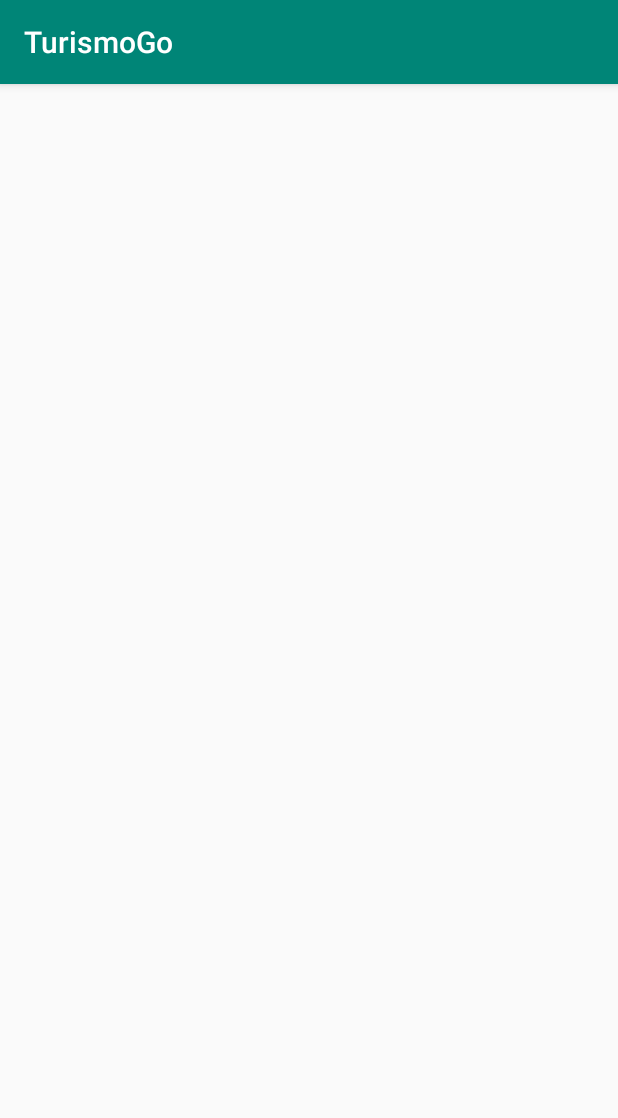
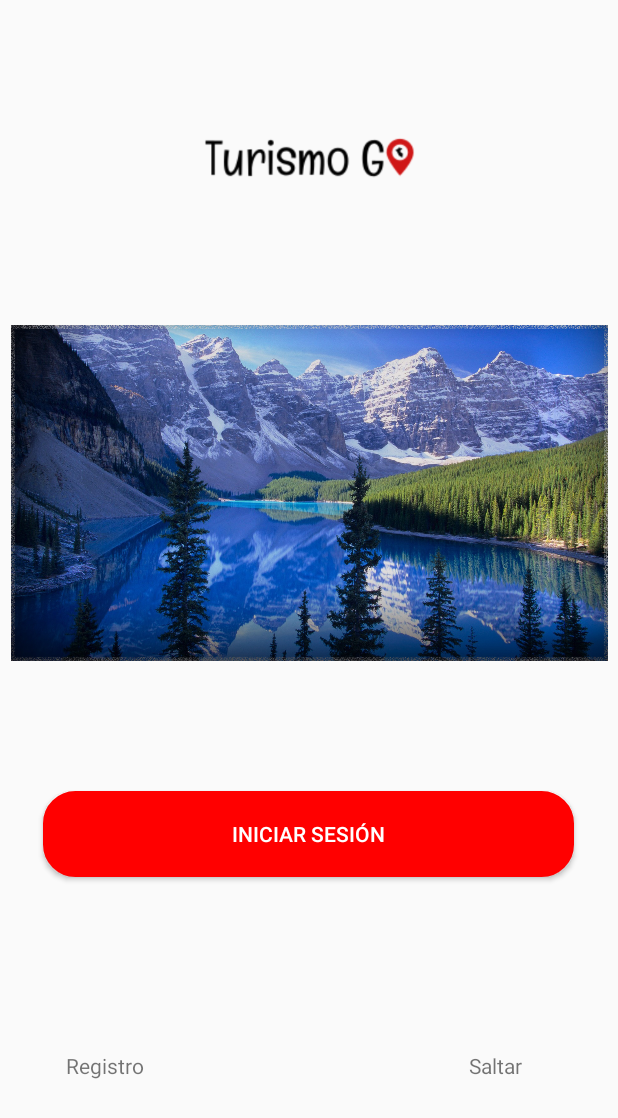
Before and after one commit to JosueDurand96/Hackatrix2019, an Android app: the screen it shows after launch (LoginActivity), on a phone screen of 412 x 824 dp. Shown: the top 1118 px of the screen. Run offline under Robolectric (Android 15) with nearby library versions, the phone set to English and light mode, and no system bars.

Commit message:
splash/login

```diff
--- /dev/null
+++ b/app/src/main/res/drawable/borde_redondo.xml
@@ -0,0 +1,14 @@
+<?xml version="1.0" encoding="utf-8"?>
+<shape xmlns:android="http://schemas.android.com/apk/res/android" android:shape="rectangle">
+  <solid android:color="#FF0000"/>
+
+  <stroke android:width="3dp"
+    android:color="#FF0000"/>
+
+  <padding android:left="1dp"
+    android:top="1dp"
+    android:right="1dp"
+    android:bottom="1dp"/>
+
+  <corners android:radius="30px"/>
+</shape>
--- a/app/src/main/res/layout/activity_login.xml
+++ b/app/src/main/res/layout/activity_login.xml
@@ -6,4 +6,68 @@
   android:layout_height="match_parent"
   tools:context=".Principal.LoginActivity">
 
+  <ImageView
+    android:id="@+id/imageView"
+    android:layout_width="323dp"
+    android:layout_height="154dp"
+    android:layout_marginStart="8dp"
+    android:layout_marginTop="28dp"
+    android:layout_marginEnd="8dp"
+    app:layout_constraintEnd_toEndOf="parent"
+    app:layout_constraintStart_toStartOf="parent"
+    app:layout_constraintTop_toTopOf="parent"
+    app:srcCompat="@drawable/turismogo" />
+
+  <ImageView
+    android:id="@+id/imageView4"
+    android:layout_width="398dp"
+    android:layout_height="253dp"
+    android:layout_marginStart="8dp"
+    android:layout_marginTop="20dp"
+    android:layout_marginEnd="8dp"
+    app:layout_constraintEnd_toEndOf="parent"
+    app:layout_constraintHorizontal_bias="0.666"
+    app:layout_constraintStart_toStartOf="parent"
+    app:layout_constraintTop_toBottomOf="@+id/imageView"
+    app:srcCompat="@drawable/turismo" />
+
+
+  <Button
+    android:id="@+id/btnRedondo"
+    android:layout_width="354dp"
+    android:layout_height="57dp"
+    android:layout_marginStart="8dp"
+    android:layout_marginTop="72dp"
+
+    android:layout_marginEnd="8dp"
+    android:background="@drawable/borde_redondo"
+    android:text="INICIAR SESIÓN"
+    android:textColor="#FFFF"
+    app:layout_constraintEnd_toEndOf="parent"
+    app:layout_constraintHorizontal_bias="0.487"
+    app:layout_constraintStart_toStartOf="parent"
+    app:layout_constraintTop_toBottomOf="@+id/imageView4" />
+
+  <TextView
+    android:id="@+id/textView"
+    android:layout_width="90dp"
+    android:layout_height="35dp"
+    android:layout_marginStart="44dp"
+    android:layout_marginEnd="8dp"
+    android:layout_marginBottom="88dp"
+    android:text="Registro"
+    app:layout_constraintBottom_toBottomOf="parent"
+    app:layout_constraintEnd_toStartOf="@+id/textView2"
+    app:layout_constraintHorizontal_bias="0.0"
+    app:layout_constraintStart_toStartOf="parent" />
+
+  <TextView
+    android:id="@+id/textView2"
+    android:layout_width="99dp"
+    android:layout_height="35dp"
+    android:layout_marginBottom="88dp"
+    android:text="Saltar"
+    app:layout_constraintBottom_toBottomOf="parent"
+    app:layout_constraintEnd_toEndOf="parent" />
+
 </android.support.constraint.ConstraintLayout>
```
Also changed, not shown: app/src/main/AndroidManifest.xml (+5 -2 lines), app/src/main/java/com/turismogo/Principal/Main2Activity.java (added, +15 -0 lines), app/src/main/res/layout/activity_main.xml (+13 -1 lines), app/src/main/res/layout/activity_main2.xml (added, +9 -0 lines), app/src/main/res/drawable/turismo.jpg (added), app/src/main/res/drawable/turismoexample.jpg (added), app/src/main/res/drawable/turismogo.png (added).
